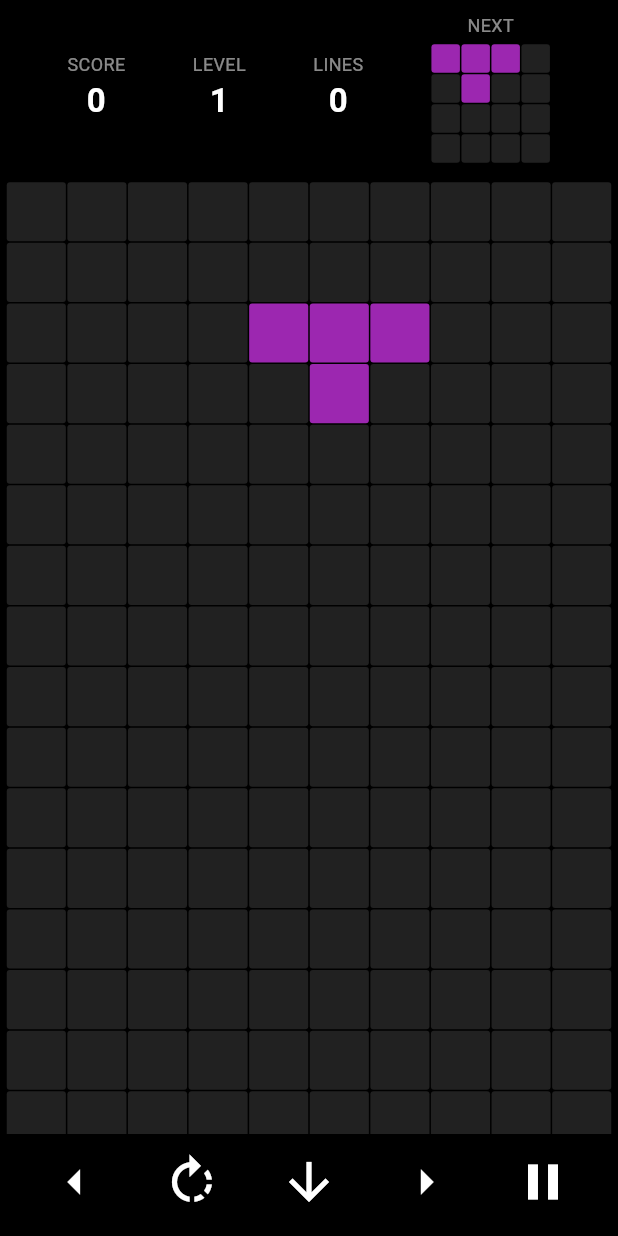
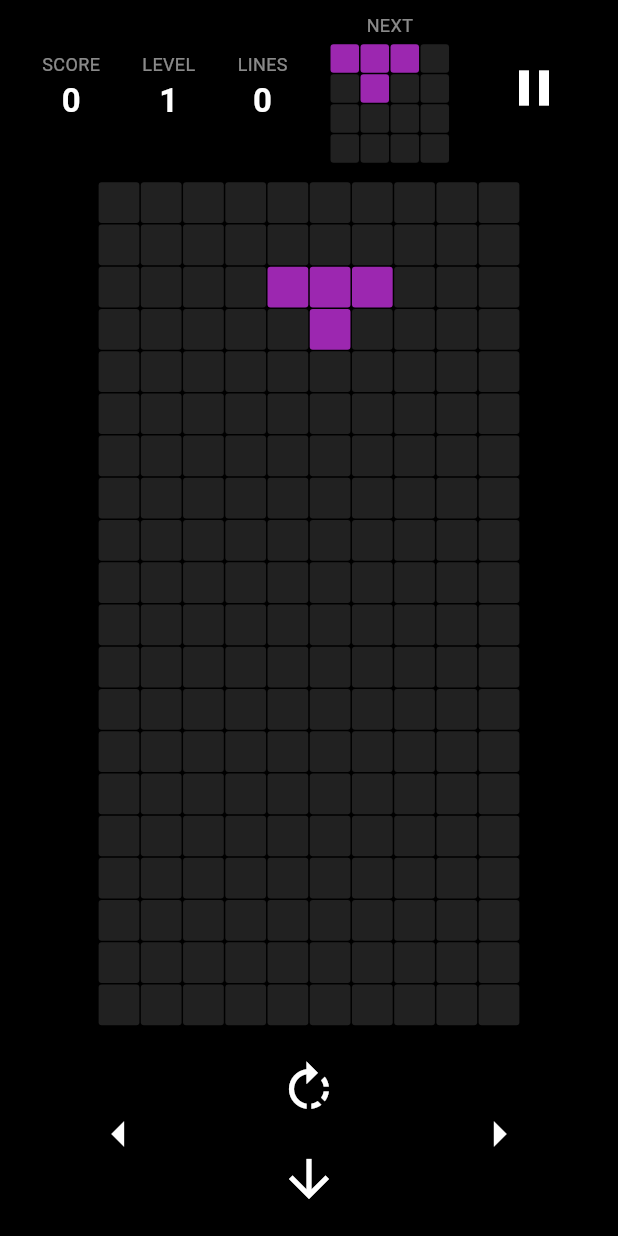
Before and after one commit to Mischa1337/Tetris-Flutter, a Flutter app: the GameScreen screen opened directly with empty values, on a phone screen of 412 x 824 dp. Run offline on Flutter 3.47's test engine with Material 3 defaults, Android fonts, the phone set to English and light mode, and no system bars.

Commit message:
feat: D-Pad Layout, board 10x20, LayoutBuilder fix, Pause oben

```diff
--- a/lib/screens/game_screen.dart
+++ b/lib/screens/game_screen.dart
@@ -83,16 +83,23 @@ class _GameScreenState extends State<GameScreen> {
                       NextPieceWidget(nextShape: _ctrl.nextShape),
                     ],
                   ),
+                  IconButton(
+                    icon: Icon(
+                      _ctrl.isPaused ? Icons.play_arrow : Icons.pause,
+                      color: Colors.white,
+                      size: 40,
+                    ),
+                    onPressed: () => setState(() {
+                      _ctrl.isPaused ? _ctrl.resume() : _ctrl.pause();
+                    }),
+                  ),
                 ],
               ),
             ),
 
             // ── Spielfeld + Seitenleiste ──────────────────────
             Expanded(
-              child: Row(
-                children: [
-                  // Das Board nimmt den meisten Platz ein
-                  Expanded(
+              child: Center(
                 child: Padding(
                   padding: const EdgeInsets.all(4),
                   child: BoardWidget(
@@ -100,8 +107,6 @@ class _GameScreenState extends State<GameScreen> {
                     currentShape: _ctrl.currentShape,
                   ),
                 ),
-                  ),
-                ],
               ),
             ),
 
@@ -116,26 +121,31 @@ class _GameScreenState extends State<GameScreen> {
   // Steuerleiste am unteren Rand
   Widget _buildControls() {
     return Padding(
-      padding: const EdgeInsets.only(bottom: 8),
+      padding: const EdgeInsets.symmetric(horizontal: 16, vertical: 8),
+      child: SizedBox(
+        height: 120,
         child: Row(
-        mainAxisAlignment: MainAxisAlignment.spaceEvenly,
+          crossAxisAlignment: CrossAxisAlignment.stretch,
           children: [
-          _controlButton(Icons.arrow_left, _ctrl.moveLeft),
-          _controlButton(Icons.rotate_right, _ctrl.rotate),
-          _controlButton(Icons.arrow_downward, _ctrl.drop),
-          _controlButton(Icons.arrow_right, _ctrl.moveRight),
-          // Pause/Resume Button
-          IconButton(
-            icon: Icon(
-              _ctrl.isPaused ? Icons.play_arrow : Icons.pause,
-              color: Colors.white,
-              size: 40,
+            // Linke Spalte - Links
+            Expanded(child: _controlButton(Icons.arrow_left, _ctrl.moveLeft)),
+            // Mittlere Spalte - oben Rotieren, unten Drop
+            Expanded(
+              child: Column(
+                children: [
+                  Expanded(
+                    child: _controlButton(Icons.rotate_right, _ctrl.rotate),
                   ),
-            onPressed: () => setState(() {
-              _ctrl.isPaused ? _ctrl.resume() : _ctrl.pause();
-            }),
+                  Expanded(
+                    child: _controlButton(Icons.arrow_downward, _ctrl.drop),
                   ),
                 ],
+              ),
+            ),
+            // Rechte Spalte - Rechts
+            Expanded(child: _controlButton(Icons.arrow_right, _ctrl.moveRight)),
+          ],
+        ),
       ),
     );
   }
--- a/lib/widgets/board_widget.dart
+++ b/lib/widgets/board_widget.dart
@@ -1,4 +1,5 @@
 import 'package:flutter/material.dart';
+import 'package:flutter/rendering.dart';
 import 'package:tetris_app/logic/board.dart';
 import 'package:tetris_app/logic/shape.dart';
 import 'package:tetris_app/logic/tetromino_type.dart';
@@ -29,8 +30,12 @@ class BoardWidget extends StatelessWidget {
     // Welche Board-Indizes belegt der aktive Stein gerade?
     final activeIndices = board.indicesOf(currentShape).toSet();
 
-    return AspectRatio(
-      aspectRatio: boardWidth / boardHeight,
+    return LayoutBuilder(
+      builder: (context, constraints) {
+        final cellSize = constraints.maxHeight / boardHeight;
+        return SizedBox(
+          width: cellSize * boardWidth,
+          height: constraints.maxHeight,
           child: GridView.builder(
             physics: const NeverScrollableScrollPhysics(), // kein Scrollen
             gridDelegate: const SliverGridDelegateWithFixedCrossAxisCount(
@@ -62,5 +67,7 @@ class BoardWidget extends StatelessWidget {
             },
           ),
         );
+      },
+    );
   }
 }
```
Lines whose indentation alone changed are shown as unchanged.
